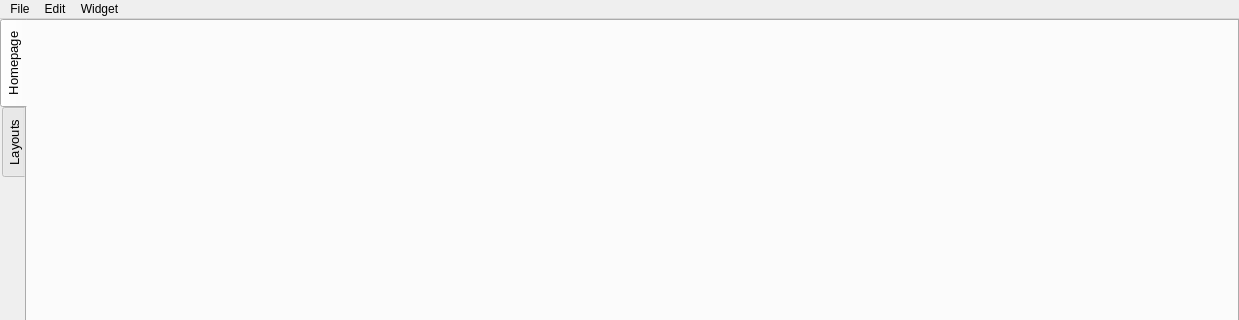
Georgia-Tech-Off-Road/DAQ, file Application/daata_v1_0/MainWindow/MainWindow.ui: the form before one commit; both pictures show x 0 to 1239 and y 0 to 320 of the 1239 by 807 pixel window.
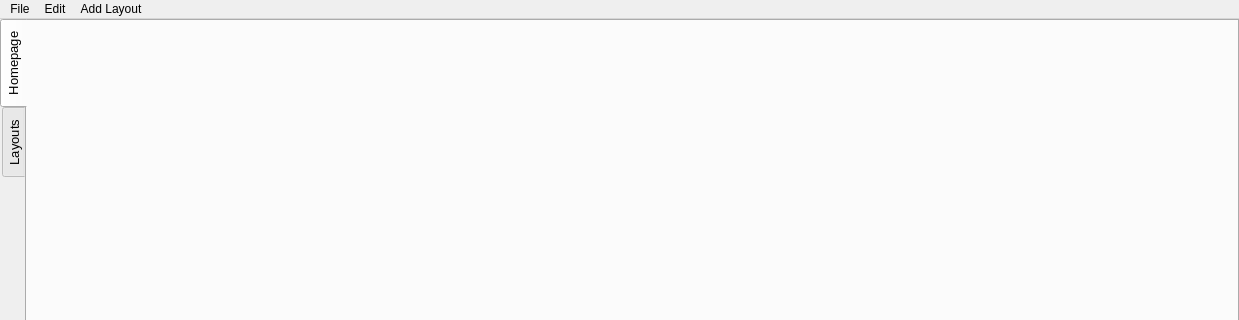
The form after the commit.

What changed in the file:
```diff
--- a/Application/daata_v1_0/MainWindow/MainWindow.ui
+++ b/Application/daata_v1_0/MainWindow/MainWindow.ui
@@ -176,14 +176,14 @@
      <string>Edit</string>
     </property>
    </widget>
-   <widget class="QMenu" name="menuWidget">
+   <widget class="QMenu" name="menuAddLayout">
     <property name="title">
-     <string>Widget</string>
+     <string>Add Layout</string>
     </property>
    </widget>
    <addaction name="menuFile"/>
    <addaction name="menuEdit"/>
-   <addaction name="menuWidget"/>
+   <addaction name="menuAddLayout"/>
   </widget>
  </widget>
  <resources/>
```
